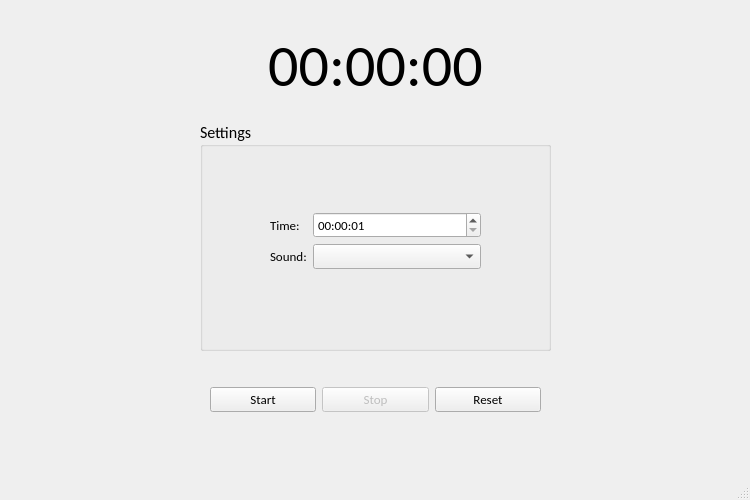
This is task2/Timer/mainwindow.ui in tinrael/tasks as Qt 5 draws it before an edit. The edited form follows.
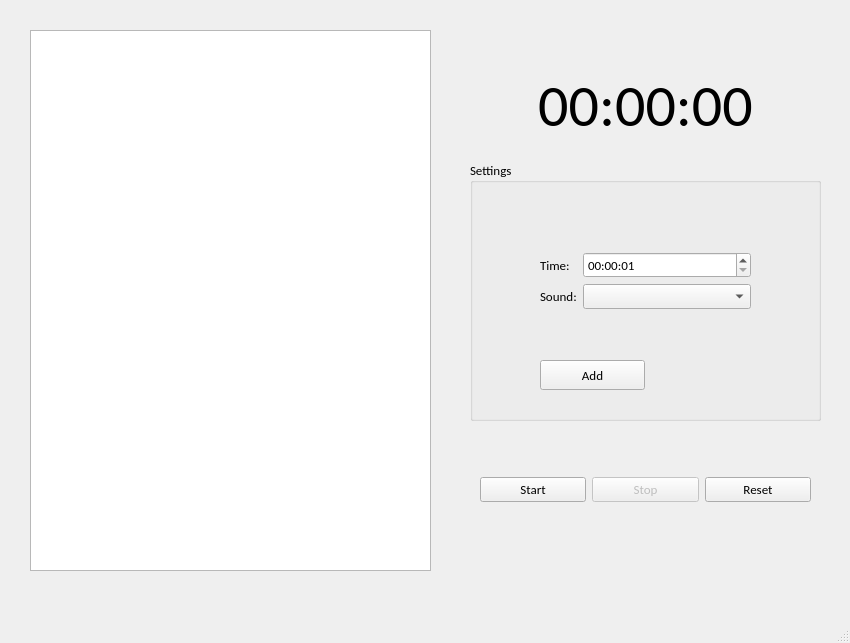
This is the edited form.

Commit message: Added an empty Add button and an empty List Widget

Diff of the .ui file:
```diff
--- a/task2/Timer/mainwindow.ui
+++ b/task2/Timer/mainwindow.ui
@@ -9,8 +9,8 @@
    <rect>
     <x>0</x>
     <y>0</y>
-    <width>750</width>
-    <height>500</height>
+    <width>850</width>
+    <height>643</height>
    </rect>
   </property>
   <property name="minimumSize">
@@ -32,8 +32,8 @@
    <widget class="QLabel" name="lblRemainingTime">
     <property name="geometry">
      <rect>
-      <x>220</x>
-      <y>10</y>
+      <x>490</x>
+      <y>50</y>
       <width>311</width>
       <height>111</height>
      </rect>
@@ -54,8 +54,8 @@
    <widget class="QWidget" name="horizontalLayoutWidget">
     <property name="geometry">
      <rect>
-      <x>210</x>
-      <y>360</y>
+      <x>480</x>
+      <y>450</y>
       <width>331</width>
       <height>80</height>
      </rect>
@@ -111,16 +111,16 @@
    <widget class="QGroupBox" name="gbSettings">
     <property name="geometry">
      <rect>
-      <x>200</x>
-      <y>120</y>
+      <x>470</x>
+      <y>160</y>
       <width>351</width>
-      <height>231</height>
+      <height>261</height>
      </rect>
     </property>
     <property name="font">
      <font>
       <family>Calibri</family>
-      <pointsize>12</pointsize>
+      <pointsize>10</pointsize>
      </font>
     </property>
     <property name="title">
@@ -206,6 +206,34 @@
       </item>
      </layout>
     </widget>
+    <widget class="QPushButton" name="pbAdd">
+     <property name="geometry">
+      <rect>
+       <x>70</x>
+       <y>200</y>
+       <width>105</width>
+       <height>30</height>
+      </rect>
+     </property>
+     <property name="font">
+      <font>
+       <pointsize>10</pointsize>
+      </font>
+     </property>
+     <property name="text">
+      <string>Add</string>
+     </property>
+    </widget>
+   </widget>
+   <widget class="QListWidget" name="listWidget">
+    <property name="geometry">
+     <rect>
+      <x>30</x>
+      <y>30</y>
+      <width>401</width>
+      <height>541</height>
+     </rect>
+    </property>
    </widget>
   </widget>
   <widget class="QMenuBar" name="menubar">
```
Left out of the diff: 4 changed lines with no effect on the pictures.
